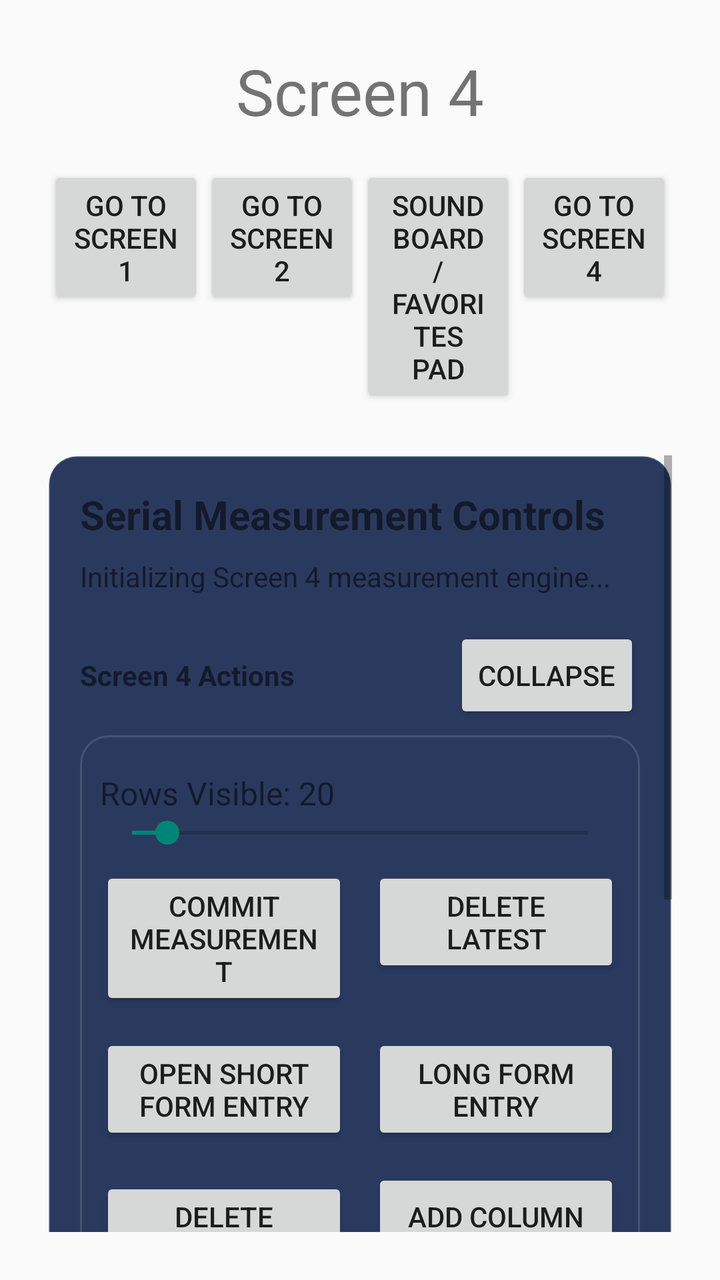
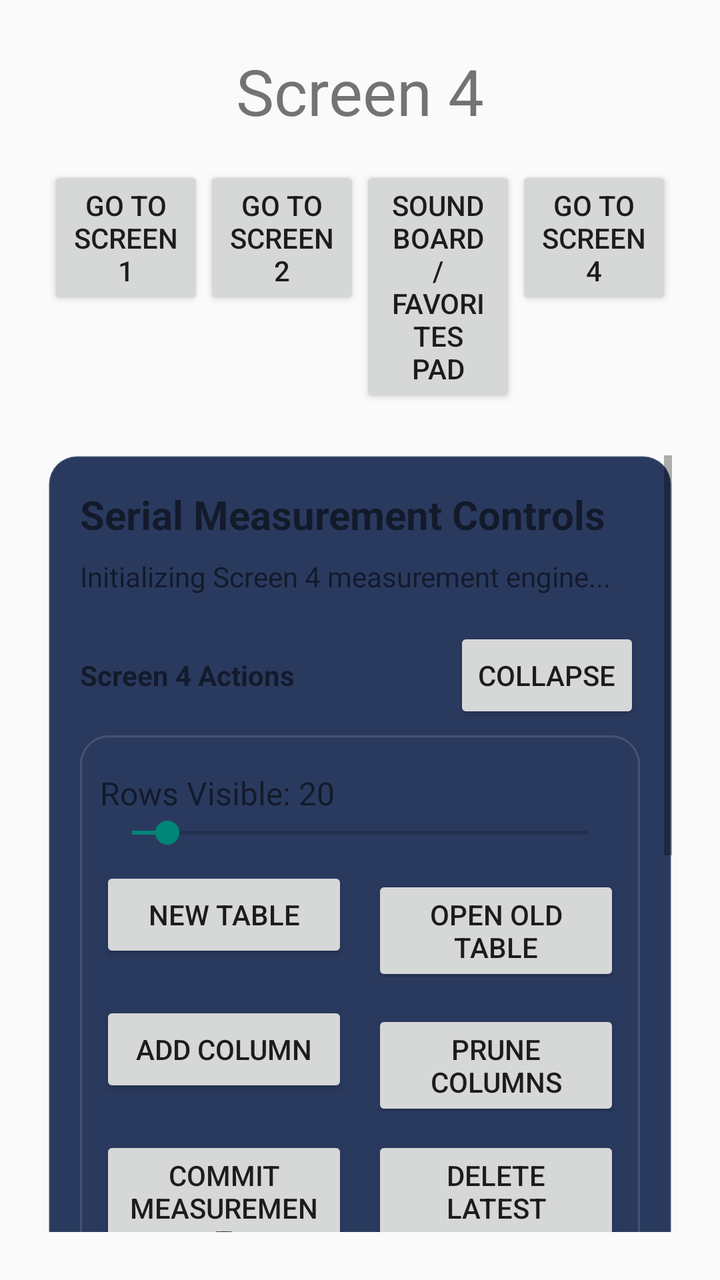

The first picture is an Android layout as it rendered before a commit; the second is the same layout after the commit. The layout source and the unified diff follow.
<!-- AndroidManifest.xml: application theme Theme.TempleI -->
<!-- res/layout/activity_screen4.xml -->
<?xml version="1.0" encoding="utf-8"?>
<LinearLayout xmlns:android="http://schemas.android.com/apk/res/android"
    xmlns:app="http://schemas.android.com/apk/res-auto"
    android:layout_width="match_parent"
    android:layout_height="match_parent"
    android:orientation="vertical">

    <TextView
        android:id="@+id/screenTitle"
        android:layout_width="match_parent"
        android:layout_height="wrap_content"
        android:layout_marginTop="24dp"
        android:gravity="center"
        android:text="@string/screen4TitleText"
        android:textSize="32sp" />

    <androidx.constraintlayout.widget.ConstraintLayout
        android:layout_width="match_parent"
        android:layout_height="match_parent">

        <include
            android:id="@+id/topNavInclude"
            layout="@layout/view_top_navigation"
            android:layout_width="0dp"
            android:layout_height="wrap_content"
            android:layout_marginStart="24dp"
            android:layout_marginTop="16dp"
            android:layout_marginEnd="24dp"
            app:layout_constraintEnd_toEndOf="parent"
            app:layout_constraintStart_toStartOf="parent"
            app:layout_constraintTop_toTopOf="parent" />

        <ScrollView
            android:id="@+id/dataScreenScrollView"
            android:layout_width="0dp"
            android:layout_height="0dp"
            android:layout_marginStart="24dp"
            android:layout_marginTop="24dp"
            android:layout_marginEnd="24dp"
            android:layout_marginBottom="24dp"
            android:fillViewport="true"
            app:layout_constraintBottom_toBottomOf="parent"
            app:layout_constraintEnd_toEndOf="parent"
            app:layout_constraintStart_toStartOf="parent"
            app:layout_constraintTop_toBottomOf="@id/topNavInclude">

            <LinearLayout
                android:id="@+id/dataScreenBody"
                android:layout_width="match_parent"
                android:layout_height="wrap_content"
                android:background="@drawable/bg_section_surface"
                android:orientation="vertical"
                android:padding="16dp"
                android:animateLayoutChanges="true">

                <TextView
                    android:id="@+id/dataSectionTitle"
                    android:layout_width="match_parent"
                    android:layout_height="wrap_content"
                    android:text="@string/screen4_controls_title"
                    android:textSize="20sp"
                    android:textStyle="bold" />

                <TextView
                    android:id="@+id/statusText"
                    android:layout_width="match_parent"
                    android:layout_height="wrap_content"
                    android:layout_marginTop="8dp"
                    android:text="@string/screen4_status_initializing"
                    android:textSize="14sp" />

                <LinearLayout
                    android:id="@+id/actionSectionHeader"
                    android:layout_width="match_parent"
                    android:layout_height="wrap_content"
                    android:layout_marginTop="16dp"
                    android:gravity="center_vertical"
                    android:orientation="horizontal">

                    <TextView
                        android:layout_width="0dp"
                        android:layout_height="wrap_content"
                        android:layout_weight="1"
                        android:text="@string/screen4_actions_title"
                        android:textStyle="bold" />

                    <Button
                        android:id="@+id/actionSectionToggleButton"
                        android:layout_width="wrap_content"
                        android:layout_height="wrap_content"
                        android:text="@string/screen4_section_collapse" />
                </LinearLayout>

                <LinearLayout
                    android:id="@+id/actionSectionBody"
                    android:layout_width="match_parent"
                    android:layout_height="wrap_content"
                    android:layout_marginTop="6dp"
                    android:background="@drawable/bg_section_surface"
                    android:orientation="vertical"
                    android:padding="10dp">

                    <TextView
                        android:id="@+id/rowDisplayLabel"
                        android:layout_width="match_parent"
                        android:layout_height="wrap_content"
                        android:layout_marginTop="8dp"
                        android:text="@string/screen4_rows_visible_default"
                        android:textSize="16sp" />

                    <SeekBar
                        android:id="@+id/rowDisplaySlider"
                        android:layout_width="match_parent"
                        android:layout_height="wrap_content"
                        android:max="200"
                        android:min="5"
                        android:progress="20" />

                    <LinearLayout
                        android:id="@+id/rowActionRow1"
                        android:layout_width="match_parent"
                        android:layout_height="wrap_content"
                        android:layout_marginTop="8dp"
                        android:orientation="horizontal">

                        <Button
                            android:id="@+id/addRowButton"
                            android:layout_width="0dp"
                            android:layout_height="wrap_content"
                            android:layout_weight="1"
                            android:text="@string/screen4_commit_measurement" />

                        <Space
                            android:layout_width="12dp"
                            android:layout_height="wrap_content" />

                        <Button
                            android:id="@+id/deleteRowButton"
                            android:layout_width="0dp"
                            android:layout_height="wrap_content"
                            android:layout_weight="1"
                            android:text="@string/screen4_delete_latest" />
                    </LinearLayout>

                    <LinearLayout
                        android:id="@+id/rowActionRow2"
                        android:layout_width="match_parent"
                        android:layout_height="wrap_content"
                        android:layout_marginTop="12dp"
                        android:orientation="horizontal">

                        <Button
                            android:id="@+id/selectRowButton"
                            android:layout_width="0dp"
                            android:layout_height="wrap_content"
                            android:layout_weight="1"
                            android:text="@string/screen4_begin_rapid_entry" />

                        <Space
                            android:layout_width="12dp"
                            android:layout_height="wrap_content" />

                        <Button
                            android:id="@+id/editRowButton"
                            android:layout_width="0dp"
                            android:layout_height="wrap_content"
                            android:layout_weight="1"
                            android:text="@string/screen4_switch_manual_entry" />
                    </LinearLayout>

                    <LinearLayout
                        android:id="@+id/rowActionRow3"
                        android:layout_width="match_parent"
                        android:layout_height="wrap_content"
                        android:layout_marginTop="12dp"
                        android:orientation="horizontal">

                        <Button
                            android:id="@+id/deleteSelectedRowButton"
                            android:layout_width="0dp"
                            android:layout_height="wrap_content"
                            android:layout_weight="1"
                            android:text="@string/screen4_delete_selected_placeholder" />

                        <Space
                            android:layout_width="12dp"
                            android:layout_height="wrap_content" />

                        <Button
                            android:id="@+id/addColumnButton"
                            android:layout_width="0dp"
                            android:layout_height="wrap_content"
                            android:layout_weight="1"
                            android:text="@string/screen4_add_column_placeholder" />
                    </LinearLayout>

                    <LinearLayout
                        android:id="@+id/rowActionRow4"
                        android:layout_width="match_parent"
                        android:layout_height="wrap_content"
                        android:layout_marginTop="12dp"
                        android:orientation="horizontal">

                        <Button
                            android:id="@+id/exportCsvButton"
                            android:layout_width="match_parent"
                            android:layout_height="wrap_content"
                            android:text="@string/screen4_export_csv" />
                    </LinearLayout>
                </LinearLayout>

                <LinearLayout
                    android:id="@+id/entrySectionHeader"
                    android:layout_width="match_parent"
                    android:layout_height="wrap_content"
                    android:layout_marginTop="18dp"
                    android:gravity="center_vertical"
                    android:orientation="horizontal">

                    <TextView
                        android:layout_width="0dp"
                        android:layout_height="wrap_content"
                        android:layout_weight="1"
                        android:text="@string/screen4_entry_mode_title"
                        android:textStyle="bold" />

                    <Button
                        android:id="@+id/entrySectionToggleButton"
                        android:layout_width="wrap_content"
                        android:layout_height="wrap_content"
                        android:text="@string/screen4_section_collapse" />
                </LinearLayout>

                <LinearLayout
                    android:id="@+id/entrySectionBody"
                    android:layout_width="match_parent"
                    android:layout_height="wrap_content"
                    android:orientation="vertical">

                    <LinearLayout
                        android:id="@+id/manualEntryCard"
                        android:layout_width="match_parent"
                        android:layout_height="wrap_content"
                        android:layout_marginTop="8dp"
                        android:background="@drawable/bg_card_surface"
                        android:orientation="vertical"
                        android:padding="10dp">

                        <TextView
                            android:layout_width="match_parent"
                            android:layout_height="wrap_content"
                            android:text="@string/screen4_manual_entry_card_title"
                            android:textStyle="bold" />

                        <LinearLayout
                            android:id="@+id/manualEntryContainer"
                            android:layout_width="match_parent"
                            android:layout_height="wrap_content"
                            android:layout_marginTop="8dp"
                            android:orientation="vertical" />
                    </LinearLayout>

                    <LinearLayout
                        android:id="@+id/rapidEntryCard"
                        android:layout_width="match_parent"
                        android:layout_height="wrap_content"
                        android:layout_marginTop="8dp"
                        android:background="@drawable/bg_card_surface"
                        android:orientation="vertical"
                        android:padding="10dp"
                        android:visibility="gone">

                        <TextView
                            android:layout_width="match_parent"
                            android:layout_height="wrap_content"
                            android:text="@string/screen4_rapid_entry_card_title"
                            android:textStyle="bold" />

                        <LinearLayout
                            android:id="@+id/rapidEntryContainer"
                            android:layout_width="match_parent"
                            android:layout_height="wrap_content"
                            android:layout_marginTop="8dp"
                            android:orientation="vertical" />
                    </LinearLayout>
                </LinearLayout>

                <TextView
                    android:id="@+id/tablePreviewLabel"
                    android:layout_width="match_parent"
                    android:layout_height="wrap_content"
                    android:layout_marginTop="24dp"
                    android:text="@string/screen4_table_preview"
                    android:textSize="18sp"
                    android:textStyle="bold" />

                <HorizontalScrollView
                    android:id="@+id/tableHorizontalScroll"
                    android:layout_width="match_parent"
                    android:layout_height="wrap_content"
                    android:layout_marginTop="12dp">

                    <TableLayout
                        android:id="@+id/tableLayout"
                        android:layout_width="wrap_content"
                        android:layout_height="wrap_content"
                        android:stretchColumns="*" />
                </HorizontalScrollView>

            </LinearLayout>
        </ScrollView>

    </androidx.constraintlayout.widget.ConstraintLayout>

</LinearLayout>
<!-- res/layout/view_top_navigation.xml (included above) -->
<?xml version="1.0" encoding="utf-8"?>
<LinearLayout xmlns:android="http://schemas.android.com/apk/res/android"
    android:layout_width="match_parent"
    android:layout_height="wrap_content"
    android:orientation="horizontal">

    
    <Button
        android:id="@+id/navButtonScreen1"
        android:layout_width="0dp"
        android:layout_height="wrap_content"
        android:layout_weight="1"
        android:text="@string/button1text"
        android:autoSizeTextType="uniform"
        android:autoSizeMinTextSize="8sp"
        android:autoSizeMaxTextSize="16sp"
        android:autoSizeStepGranularity="1sp" />

    <Button
        android:id="@+id/navButtonScreen2"
        android:layout_width="0dp"
        android:layout_height="wrap_content"
        android:layout_weight="1"
        android:text="@string/button2text"
        android:autoSizeTextType="uniform"
        android:autoSizeMinTextSize="8sp"
        android:autoSizeMaxTextSize="16sp"
        android:autoSizeStepGranularity="1sp" />

    <Button
        android:id="@+id/navButtonScreen3"
        android:layout_width="0dp"
        android:layout_height="wrap_content"
        android:layout_weight="1"
        android:text="@string/button3text"
        android:autoSizeTextType="uniform"
        android:autoSizeMinTextSize="8sp"
        android:autoSizeMaxTextSize="16sp"
        android:autoSizeStepGranularity="1sp" />

    <Button
        android:id="@+id/navButtonScreen4"
        android:layout_width="0dp"
        android:layout_height="wrap_content"
        android:layout_weight="1"
        android:text="@string/button4text"
        android:autoSizeTextType="uniform"
        android:autoSizeMinTextSize="8sp"
        android:autoSizeMaxTextSize="16sp"
        android:autoSizeStepGranularity="1sp" />
</LinearLayout>
<!-- resources referenced by this layout -->
<resources>
  <!-- drawable bg_card_surface (drawable) -->
  <?xml version="1.0" encoding="utf-8"?>
  <shape xmlns:android="http://schemas.android.com/apk/res/android" android:shape="rectangle">
      <solid android:color="@color/sb_surface" />
      <corners android:radius="20dp" />
      <stroke
          android:width="1dp"
          android:color="#33FFFFFF" />
  </shape>
  <!-- drawable bg_section_surface (drawable) -->
  <?xml version="1.0" encoding="utf-8"?>
  <shape xmlns:android="http://schemas.android.com/apk/res/android" android:shape="rectangle">
      <solid android:color="@color/sb_surface_alt" />
      <corners android:radius="14dp" />
      <stroke
          android:width="1dp"
          android:color="#22FFFFFF" />
  </shape>
  <string name="button1text">Go to Screen 1</string>
  <string name="button2text">Go to Screen 2</string>
  <string name="button3text">Soundboard / Favorites Pad</string>
  <string name="button4text">Go to Screen 4</string>
  <string name="screen4TitleText">Screen 4</string>
  <string name="screen4_actions_title">Screen 4 Actions</string>
  <string name="screen4_add_column_placeholder">Add Column</string>
  <string name="screen4_begin_rapid_entry">Open Short Form Entry</string>
  <string name="screen4_commit_measurement">Commit Measurement</string>
  <string name="screen4_controls_title">Serial Measurement Controls</string>
  <string name="screen4_delete_latest">Delete Latest</string>
  <string name="screen4_delete_selected_placeholder">Delete Selected</string>
  <string name="screen4_entry_mode_title">Entry Mode Panels</string>
  <string name="screen4_export_csv">Export CSV</string>
  <string name="screen4_manual_entry_card_title">Long Form Entry</string>
  <string name="screen4_rapid_entry_card_title">Short Form Entry</string>
  <string name="screen4_rows_visible_default">Rows Visible: 20</string>
  <string name="screen4_section_collapse">Collapse</string>
  <string name="screen4_status_initializing">Initializing Screen 4 measurement engine...</string>
  <string name="screen4_switch_manual_entry">Long Form Entry</string>
  <string name="screen4_table_preview">Table Preview</string>
  <style name="Theme.TempleI" parent="android:Theme.Material.Light.NoActionBar" />
  <color name="sb_surface">#1E2D4E</color>
  <color name="sb_surface_alt">#2A3A5F</color>
</resources>

<!-- the commit's change to res/layout/activity_screen4.xml (unified diff, before → after) -->
@@ -124,22 +124,22 @@
                         android:orientation="horizontal">
 
                         <Button
-                            android:id="@+id/addRowButton"
-                            android:layout_width="0dp"
-                            android:layout_height="wrap_content"
-                            android:layout_weight="1"
-                            android:text="@string/screen4_commit_measurement" />
+                            android:id="@+id/newTableButton"
+                            android:layout_width="0dp"
+                            android:layout_height="wrap_content"
+                            android:layout_weight="1"
+                            android:text="@string/screen4_new_table" />
 
                         <Space
                             android:layout_width="12dp"
                             android:layout_height="wrap_content" />
 
                         <Button
-                            android:id="@+id/deleteRowButton"
-                            android:layout_width="0dp"
-                            android:layout_height="wrap_content"
-                            android:layout_weight="1"
-                            android:text="@string/screen4_delete_latest" />
+                            android:id="@+id/openTableButton"
+                            android:layout_width="0dp"
+                            android:layout_height="wrap_content"
+                            android:layout_weight="1"
+                            android:text="@string/screen4_open_table" />
                     </LinearLayout>
 
                     <LinearLayout
@@ -150,22 +150,22 @@
                         android:orientation="horizontal">
 
                         <Button
-                            android:id="@+id/selectRowButton"
-                            android:layout_width="0dp"
-                            android:layout_height="wrap_content"
-                            android:layout_weight="1"
-                            android:text="@string/screen4_begin_rapid_entry" />
+                            android:id="@+id/addColumnButton"
+                            android:layout_width="0dp"
+                            android:layout_height="wrap_content"
+                            android:layout_weight="1"
+                            android:text="@string/screen4_column_management_add" />
 
                         <Space
                             android:layout_width="12dp"
                             android:layout_height="wrap_content" />
 
                         <Button
-                            android:id="@+id/editRowButton"
-                            android:layout_width="0dp"
-                            android:layout_height="wrap_content"
-                            android:layout_weight="1"
-                            android:text="@string/screen4_switch_manual_entry" />
+                            android:id="@+id/pruneColumnsButton"
+                            android:layout_width="0dp"
+                            android:layout_height="wrap_content"
+                            android:layout_weight="1"
+                            android:text="@string/screen4_column_management_prune" />
                     </LinearLayout>
 
                     <LinearLayout
@@ -176,22 +176,22 @@
                         android:orientation="horizontal">
 
                         <Button
-                            android:id="@+id/deleteSelectedRowButton"
-                            android:layout_width="0dp"
-                            android:layout_height="wrap_content"
-                            android:layout_weight="1"
-                            android:text="@string/screen4_delete_selected_placeholder" />
+                            android:id="@+id/addRowButton"
+                            android:layout_width="0dp"
+                            android:layout_height="wrap_content"
+                            android:layout_weight="1"
+                            android:text="@string/screen4_commit_measurement" />
 
                         <Space
                             android:layout_width="12dp"
                             android:layout_height="wrap_content" />
 
                         <Button
-                            android:id="@+id/addColumnButton"
-                            android:layout_width="0dp"
-                            android:layout_height="wrap_content"
-                            android:layout_weight="1"
-                            android:text="@string/screen4_add_column_placeholder" />
+                            android:id="@+id/deleteRowButton"
+                            android:layout_width="0dp"
+                            android:layout_height="wrap_content"
+                            android:layout_weight="1"
+                            android:text="@string/screen4_delete_latest" />
                     </LinearLayout>
 
                     <LinearLayout
@@ -202,9 +202,47 @@
                         android:orientation="horizontal">
 
                         <Button
+                            android:id="@+id/selectRowButton"
+                            android:layout_width="0dp"
+                            android:layout_height="wrap_content"
+                            android:layout_weight="1"
+                            android:text="@string/screen4_begin_rapid_entry" />
+
+                        <Space
+                            android:layout_width="12dp"
+                            android:layout_height="wrap_content" />
+
+                        <Button
+                            android:id="@+id/editRowButton"
+                            android:layout_width="0dp"
+                            android:layout_height="wrap_content"
+                            android:layout_weight="1"
+                            android:text="@string/screen4_switch_manual_entry" />
+                    </LinearLayout>
+
+                    <LinearLayout
+                        android:id="@+id/rowActionRow5"
+                        android:layout_width="match_parent"
+                        android:layout_height="wrap_content"
+                        android:layout_marginTop="12dp"
+                        android:orientation="horizontal">
+
+                        <Button
+                            android:id="@+id/deleteSelectedRowButton"
+                            android:layout_width="0dp"
+                            android:layout_height="wrap_content"
+                            android:layout_weight="1"
+                            android:text="@string/screen4_delete_selected_placeholder" />
+
+                        <Space
+                            android:layout_width="12dp"
+                            android:layout_height="wrap_content" />
+
+                        <Button
                             android:id="@+id/exportCsvButton"
-                            android:layout_width="match_parent"
-                            android:layout_height="wrap_content"
+                            android:layout_width="0dp"
+                            android:layout_height="wrap_content"
+                            android:layout_weight="1"
                             android:text="@string/screen4_export_csv" />
                     </LinearLayout>
                 </LinearLayout>
<!-- resource entries referenced after the edit -->
@@ -24,8 +24,9 @@
   <string name="button4text">Go to Screen 4</string>
   <string name="screen4TitleText">Screen 4</string>
   <string name="screen4_actions_title">Screen 4 Actions</string>
-  <string name="screen4_add_column_placeholder">Add Column</string>
   <string name="screen4_begin_rapid_entry">Open Short Form Entry</string>
+  <string name="screen4_column_management_add">Add Column</string>
+  <string name="screen4_column_management_prune">Prune Columns</string>
   <string name="screen4_commit_measurement">Commit Measurement</string>
   <string name="screen4_controls_title">Serial Measurement Controls</string>
   <string name="screen4_delete_latest">Delete Latest</string>
@@ -33,6 +34,8 @@
   <string name="screen4_entry_mode_title">Entry Mode Panels</string>
   <string name="screen4_export_csv">Export CSV</string>
   <string name="screen4_manual_entry_card_title">Long Form Entry</string>
+  <string name="screen4_new_table">New Table</string>
+  <string name="screen4_open_table">Open Old Table</string>
   <string name="screen4_rapid_entry_card_title">Short Form Entry</string>
   <string name="screen4_rows_visible_default">Rows Visible: 20</string>
   <string name="screen4_section_collapse">Collapse</string>
